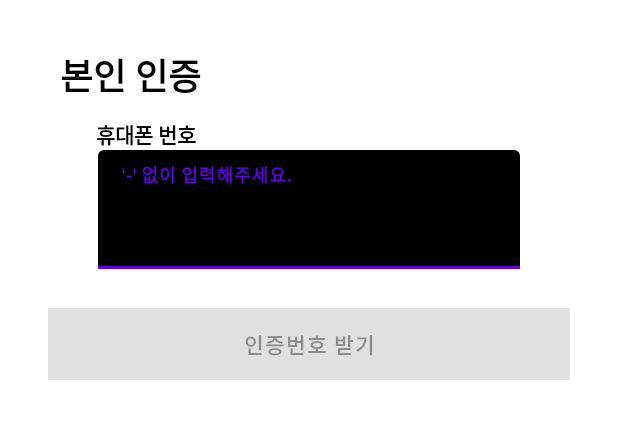
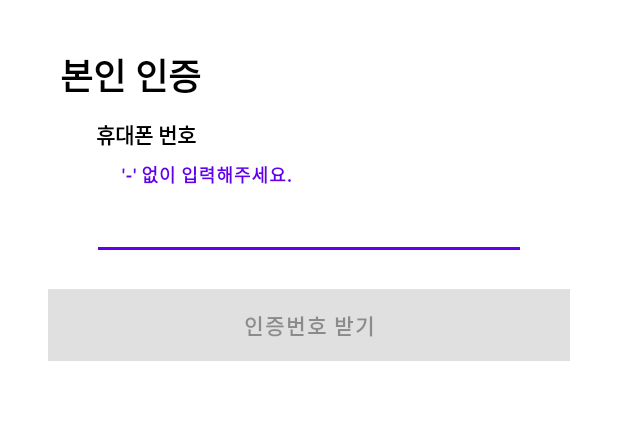
Before and after one commit to OrdeRing-Team/Ordering, an Android app: the AuthActivity screen opened directly, with no data from a screen before it, on a phone screen of 412 x 824 dp, the part 113-552 px from its top. Run offline under Robolectric (Android 15) with nearby library versions, the phone set to English and light mode, and no system bars; our stand-ins replace Firebase (no records; nobody signed in at launch, a user with empty details on screens opened directly).

Commit message:
번호인증 페이지 material textfield 백그라운드 컬러 및 글자크기 수정

```diff
--- a/app/src/main/res/layout/activity_auth.xml
+++ b/app/src/main/res/layout/activity_auth.xml
@@ -51,13 +51,13 @@
             android:layout_height="wrap_content"
             android:layout_marginStart="64dp"
             android:layout_marginEnd="64dp"
-            android:backgroundTint="#000000"
+            android:backgroundTint="#FFFFFF"
             android:hint="@string/auth_phonenumber_hint"
             android:inputType="phone"
             android:maxLength="11"
             android:textColor="#000000"
             android:textColorHint="#616161"
-            android:textSize="34sp"
+            android:textSize="24sp"
             android:textStyle="bold" />
     </com.google.android.material.textfield.TextInputLayout>
 
@@ -116,12 +116,12 @@
             android:layout_height="wrap_content"
             android:layout_marginStart="64dp"
             android:layout_marginEnd="64dp"
-            android:backgroundTint="#000000"
+            android:backgroundTint="#FFFFFF"
             android:hint="@string/auth_verification_hint"
             android:inputType="number"
             android:maxLength="6"
             android:textColor="#000000"
-            android:textSize="34sp"
+            android:textSize="18sp"
             android:textStyle="bold" />
     </com.google.android.material.textfield.TextInputLayout>
 
```
